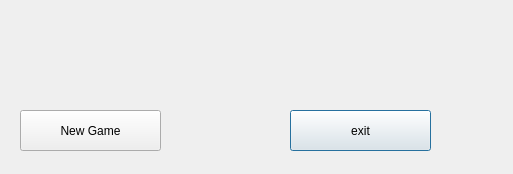
Qt form TowerDefense/gameover.ui (davgav123/Simple_tower_defense_game) before a commit.
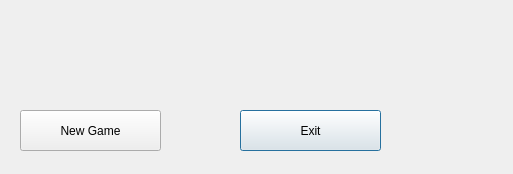
The same form after that commit.

Diff of the .ui file:
```diff
--- a/TowerDefense/gameover.ui
+++ b/TowerDefense/gameover.ui
@@ -16,20 +16,20 @@
   <widget class="QPushButton" name="exit">
    <property name="geometry">
     <rect>
-     <x>290</x>
+     <x>240</x>
      <y>110</y>
      <width>141</width>
      <height>41</height>
     </rect>
    </property>
    <property name="text">
-    <string>exit</string>
+    <string>Exit</string>
    </property>
   </widget>
   <widget class="QLabel" name="score">
    <property name="geometry">
     <rect>
-     <x>160</x>
+     <x>100</x>
      <y>30</y>
      <width>251</width>
      <height>61</height>
```
